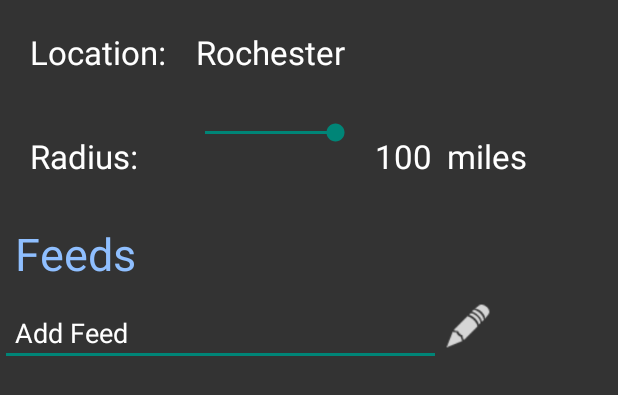
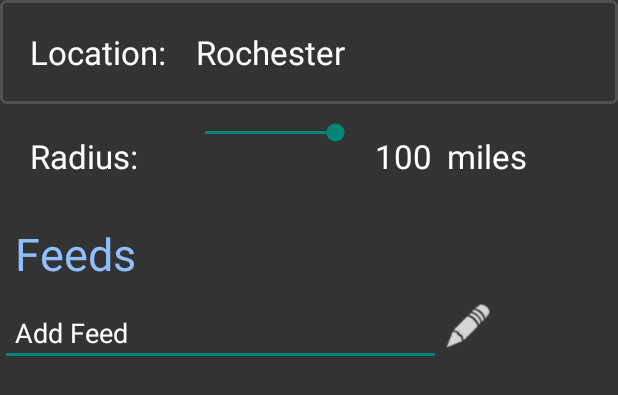
Before and after one commit to samjhill/MiddleMan, an Android app: the layout settings.xml on its own in the app's theme, with its tools: preview values and no code run, on a phone screen of 412 x 824 dp. Shown: the top 395 px of the screen. Run offline under Robolectric (Android 15) with nearby library versions, the phone set to English and light mode, and no system bars.

Commit message:
Add border.xml Add border around location setting, fragment_feed

```diff
--- /dev/null
+++ b/Middleman/Middleman/src/main/res/drawable/border.xml
@@ -0,0 +1,8 @@
+<?xml version="1.0" encoding="UTF-8"?>
+<shape xmlns:android="http://schemas.android.com/apk/res/android">
+    <solid android:color="#333333"/>
+    <stroke android:width="2dp" android:color="#515151"/>
+    <corners android:radius="3dp" />
+    <padding android:left="10dp" android:top="5dp"
+        android:right="10dp" android:bottom="5dp" />
+</shape>
--- a/Middleman/Middleman/src/main/res/layout/fragment_feed.xml
+++ b/Middleman/Middleman/src/main/res/layout/fragment_feed.xml
@@ -15,6 +15,6 @@
         android:id="@+id/feedSwitch"
         android:padding="10dp"
         android:textSize="25dp"
-        android:background="@color/background"
+        android:background="@drawable/border"
         android:textColor="@color/white" />
 </LinearLayout>
--- a/Middleman/Middleman/src/main/res/layout/settings.xml
+++ b/Middleman/Middleman/src/main/res/layout/settings.xml
@@ -16,7 +16,8 @@
             android:id="@+id/locationTableRow"
             android:padding="10dp"
             android:clickable="true"
-            android:showDividers="end">
+            android:showDividers="end"
+            android:background="@drawable/border">
 
             <TextView
                 android:layout_width="wrap_content"
```
